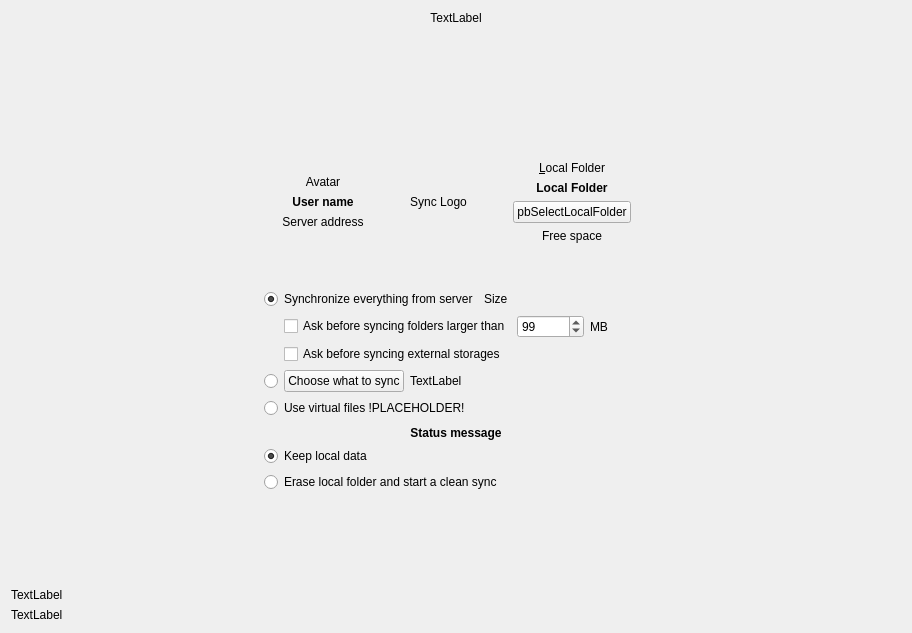
This is src/gui/wizard/owncloudadvancedsetuppage.ui in nextmcloud/desktop as Qt 5 draws it before an edit. The edited form follows.
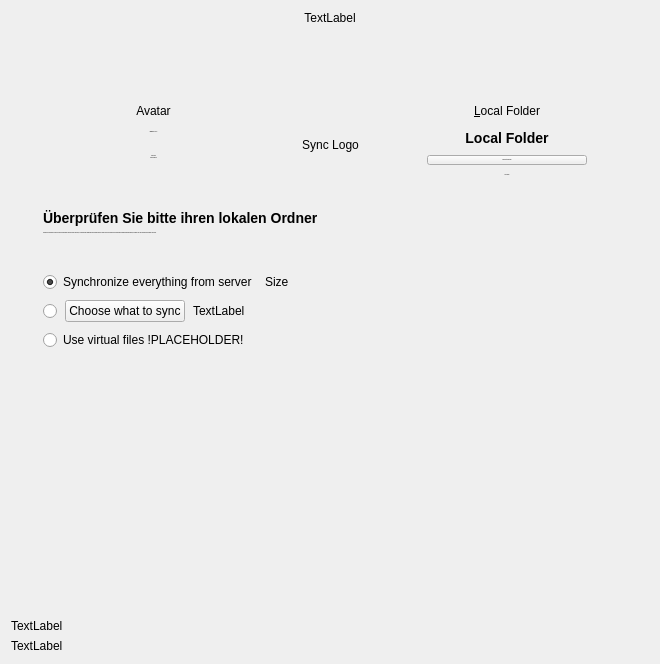
This is the edited form.

What changed in the file:
```diff
--- a/src/gui/wizard/owncloudadvancedsetuppage.ui
+++ b/src/gui/wizard/owncloudadvancedsetuppage.ui
@@ -6,8 +6,8 @@
    <rect>
     <x>0</x>
     <y>0</y>
-    <width>912</width>
-    <height>633</height>
+    <width>660</width>
+    <height>664</height>
    </rect>
   </property>
   <property name="sizePolicy">
@@ -19,7 +19,7 @@
   <property name="windowTitle">
    <string notr="true">Form</string>
   </property>
-  <layout class="QVBoxLayout" name="verticalLayout_4">
+  <layout class="QVBoxLayout" name="verticalLayout_6">
    <item>
     <widget class="QLabel" name="topLabel">
      <property name="sizePolicy">
@@ -48,7 +48,7 @@
       <enum>Qt::Vertical</enum>
      </property>
      <property name="sizeType">
-      <enum>QSizePolicy::Expanding</enum>
+      <enum>QSizePolicy::Preferred</enum>
      </property>
      <property name="sizeHint" stdset="0">
       <size>
@@ -59,42 +59,44 @@
     </spacer>
    </item>
    <item>
-    <layout class="QHBoxLayout" name="horizontalLayout_4">
-     <property name="topMargin">
-      <number>0</number>
-     </property>
-     <item>
-      <spacer name="horizontalSpacer_12">
-       <property name="orientation">
-        <enum>Qt::Horizontal</enum>
-       </property>
-       <property name="sizeHint" stdset="0">
-        <size>
-         <width>40</width>
-         <height>20</height>
-        </size>
-       </property>
-      </spacer>
-     </item>
+    <layout class="QVBoxLayout" name="verticalLayout_4">
      <item>
       <layout class="QHBoxLayout" name="horizontalLayout_3">
-       <property name="rightMargin">
-        <number>0</number>
-       </property>
+       <item>
+        <spacer name="horizontalSpacer_12">
+         <property name="orientation">
+          <enum>Qt::Horizontal</enum>
+         </property>
+         <property name="sizeType">
+          <enum>QSizePolicy::Preferred</enum>
+         </property>
+         <property name="sizeHint" stdset="0">
+          <size>
+           <width>32</width>
+           <height>20</height>
+          </size>
+         </property>
+        </spacer>
+       </item>
+       <item>
+        <layout class="QHBoxLayout" name="horizontalLayout_4">
        <item>
         <layout class="QVBoxLayout" name="verticalLayout_2">
+           <property name="spacing">
+            <number>0</number>
+           </property>
          <item>
           <spacer name="verticalSpacer_5">
            <property name="orientation">
             <enum>Qt::Vertical</enum>
            </property>
            <property name="sizeType">
-            <enum>QSizePolicy::Expanding</enum>
+              <enum>QSizePolicy::Preferred</enum>
            </property>
            <property name="sizeHint" stdset="0">
             <size>
              <width>20</width>
-             <height>40</height>
+               <height>60</height>
             </size>
            </property>
           </spacer>
@@ -109,29 +111,101 @@
            </property>
           </widget>
          </item>
+           <item>
+            <spacer name="verticalSpacer_10">
+             <property name="orientation">
+              <enum>Qt::Vertical</enum>
+             </property>
+             <property name="sizeType">
+              <enum>QSizePolicy::Fixed</enum>
+             </property>
+             <property name="sizeHint" stdset="0">
+              <size>
+               <width>20</width>
+               <height>8</height>
+              </size>
+             </property>
+            </spacer>
+           </item>
+           <item>
+            <widget class="QLabel" name="userNameLabel_2">
+             <property name="font">
+              <font>
+               <family>Segoe UI</family>
+               <pointsize>-1</pointsize>
+               <weight>50</weight>
+               <italic>false</italic>
+               <bold>false</bold>
+              </font>
+             </property>
+             <property name="styleSheet">
+              <string notr="true">font: 14px &quot;Segoe UI&quot;; color: #191919</string>
+             </property>
+             <property name="text">
+              <string>&lt;b&gt;Magenta&lt;/b&gt;CLOUD</string>
+             </property>
+             <property name="alignment">
+              <set>Qt::AlignCenter</set>
+             </property>
+            </widget>
+           </item>
+           <item>
+            <spacer name="verticalSpacer_9">
+             <property name="orientation">
+              <enum>Qt::Vertical</enum>
+             </property>
+             <property name="sizeType">
+              <enum>QSizePolicy::Fixed</enum>
+             </property>
+             <property name="sizeHint" stdset="0">
+              <size>
+               <width>20</width>
+               <height>8</height>
+              </size>
+             </property>
+            </spacer>
+           </item>
          <item>
           <widget class="QLabel" name="userNameLabel">
            <property name="font">
             <font>
-             <weight>75</weight>
-             <bold>true</bold>
-            </font>
-           </property>
+               <family>Segoe UI</family>
+               <pointsize>-1</pointsize>
+               <weight>50</weight>
+               <italic>false</italic>
+               <bold>false</bold>
+              </font>
+             </property>
+             <property name="styleSheet">
+              <string notr="true">font: 13px &quot;Segoe UI&quot;;</string>
+             </property>
            <property name="text">
             <string>User name</string>
            </property>
            <property name="alignment">
-            <set>Qt::AlignCenter</set>
+              <set>Qt::AlignBottom|Qt::AlignHCenter</set>
            </property>
           </widget>
          </item>
          <item>
           <widget class="QLabel" name="serverAddressLabel">
+             <property name="font">
+              <font>
+               <family>Segoe UI</family>
+               <pointsize>-1</pointsize>
+               <weight>50</weight>
+               <italic>false</italic>
+               <bold>false</bold>
+              </font>
+             </property>
+             <property name="styleSheet">
+              <string notr="true">font: 13px &quot;Segoe UI&quot;;</string>
+             </property>
            <property name="text">
             <string>Server address</string>
            </property>
            <property name="alignment">
-            <set>Qt::AlignCenter</set>
+              <set>Qt::AlignHCenter|Qt::AlignTop</set>
            </property>
           </widget>
          </item>
@@ -141,12 +215,12 @@
             <enum>Qt::Vertical</enum>
            </property>
            <property name="sizeType">
-            <enum>QSizePolicy::Expanding</enum>
+              <enum>QSizePolicy::Preferred</enum>
            </property>
            <property name="sizeHint" stdset="0">
             <size>
              <width>20</width>
-             <height>40</height>
+               <height>35</height>
             </size>
            </property>
           </spacer>
@@ -159,18 +233,42 @@
           <enum>Qt::Horizontal</enum>
          </property>
          <property name="sizeType">
-          <enum>QSizePolicy::Minimum</enum>
+            <enum>QSizePolicy::Fixed</enum>
          </property>
          <property name="sizeHint" stdset="0">
           <size>
-           <width>40</width>
+             <width>32</width>
            <height>20</height>
+            </size>
+           </property>
+          </spacer>
+         </item>
+         <item>
+          <layout class="QVBoxLayout" name="verticalLayout">
+           <item>
+            <spacer name="verticalSpacer_12">
+             <property name="orientation">
+              <enum>Qt::Vertical</enum>
+             </property>
+             <property name="sizeType">
+              <enum>QSizePolicy::Fixed</enum>
+             </property>
+             <property name="sizeHint" stdset="0">
+              <size>
+               <width>20</width>
+               <height>52</height>
           </size>
          </property>
         </spacer>
        </item>
        <item>
         <widget class="QLabel" name="syncLogoLabel">
+             <property name="sizePolicy">
+              <sizepolicy hsizetype="Fixed" vsizetype="Preferred">
+               <horstretch>0</horstretch>
+               <verstretch>0</verstretch>
+              </sizepolicy>
+             </property>
          <property name="text">
           <string>Sync Logo</string>
          </property>
@@ -180,16 +278,34 @@
         </widget>
        </item>
        <item>
+            <spacer name="verticalSpacer_7">
+             <property name="orientation">
+              <enum>Qt::Vertical</enum>
+             </property>
+             <property name="sizeType">
+              <enum>QSizePolicy::Fixed</enum>
+             </property>
+             <property name="sizeHint" stdset="0">
+              <size>
+               <width>20</width>
+               <height>10</height>
+              </size>
+             </property>
+            </spacer>
+           </item>
+          </layout>
+         </item>
+         <item>
         <spacer name="horizontalSpacer_6">
          <property name="orientation">
           <enum>Qt::Horizontal</enum>
          </property>
          <property name="sizeType">
-          <enum>QSizePolicy::Minimum</enum>
+            <enum>QSizePolicy::Fixed</enum>
          </property>
          <property name="sizeHint" stdset="0">
           <size>
-           <width>40</width>
+             <width>32</width>
            <height>20</height>
           </size>
          </property>
@@ -197,18 +313,21 @@
        </item>
        <item>
         <layout class="QVBoxLayout" name="verticalLayout_5">
+           <property name="spacing">
+            <number>4</number>
+           </property>
          <item>
           <spacer name="verticalSpacer_6">
            <property name="orientation">
             <enum>Qt::Vertical</enum>
            </property>
            <property name="sizeType">
-            <enum>QSizePolicy::Expanding</enum>
+              <enum>QSizePolicy::Preferred</enum>
            </property>
            <property name="sizeHint" stdset="0">
             <size>
              <width>20</width>
-             <height>40</height>
+               <height>60</height>
             </size>
            </property>
           </spacer>
@@ -232,16 +351,38 @@
            </property>
           </widget>
          </item>
+           <item>
+            <spacer name="verticalSpacer_11">
+             <property name="orientation">
+              <enum>Qt::Vertical</enum>
+             </property>
+             <property name="sizeType">
+              <enum>QSizePolicy::Fixed</enum>
+             </property>
+             <property name="sizeHint" stdset="0">
+              <size>
+               <width>20</width>
+               <height>8</height>
+              </size>
+             </property>
+            </spacer>
+           </item>
          <item>
           <widget class="QLabel" name="localFolderDescriptionLabel">
            <property name="font">
             <font>
-             <weight>75</weight>
-             <bold>true</bold>
-            </font>
-           </property>
+               <family>Segoe UI</family>
+               <pointsize>-1</pointsize>
+               <weight>50</weight>
+               <italic>false</italic>
+               <bold>false</bold>
+              </font>
+             </property>
+             <property name="styleSheet">
+              <string notr="true">font: 14px &quot;Segoe UI&quot;;</string>
+             </property>
            <property name="text">
-            <string>Local Folder</string>
+              <string>&lt;html&gt;&lt;head/&gt;&lt;body&gt;&lt;p&gt;&lt;b&gt;&lt;span style=&quot; font-size:14px;&quot;&gt;Local Folder&lt;/span&gt;&lt;/b&gt;&lt;/p&gt;&lt;/body&gt;&lt;/html&gt;</string>
            </property>
            <property name="alignment">
             <set>Qt::AlignCenter</set>
@@ -272,11 +413,29 @@
            <item>
             <widget class="QPushButton" name="pbSelectLocalFolder">
              <property name="sizePolicy">
-              <sizepolicy hsizetype="Minimum" vsizetype="Fixed">
+                <sizepolicy hsizetype="Fixed" vsizetype="Fixed">
                <horstretch>0</horstretch>
                <verstretch>0</verstretch>
               </sizepolicy>
              </property>
+               <property name="minimumSize">
+                <size>
+                 <width>160</width>
+                 <height>0</height>
+                </size>
+               </property>
+               <property name="font">
+                <font>
+                 <family>Segoe UI</family>
+                 <pointsize>-1</pointsize>
+                 <weight>50</weight>
+                 <italic>false</italic>
+                 <bold>false</bold>
+                </font>
+               </property>
+               <property name="styleSheet">
+                <string notr="true">font: 14px &quot;Segoe UI&quot;;</string>
+               </property>
              <property name="text">
               <string notr="true">pbSelectLocalFolder</string>
              </property>
@@ -314,6 +473,18 @@
              <verstretch>0</verstretch>
             </sizepolicy>
            </property>
+             <property name="font">
+              <font>
+               <family>Segoe UI</family>
+               <pointsize>-1</pointsize>
+               <weight>50</weight>
+               <italic>false</italic>
+               <bold>false</bold>
+              </font>
+             </property>
+             <property name="styleSheet">
+              <string notr="true">font: 13px &quot;Segoe UI&quot;;</string>
+             </property>
            <property name="text">
             <string notr="true">Free space</string>
            </property>
@@ -328,12 +499,12 @@
             <enum>Qt::Vertical</enum>
            </property>
            <property name="sizeType">
-            <enum>QSizePolicy::Expanding</enum>
+              <enum>QSizePolicy::Preferred</enum>
            </property>
            <property name="sizeHint" stdset="0">
             <size>
              <width>20</width>
-             <height>40</height>
+               <height>28</height>
             </size>
            </property>
           </spacer>
@@ -347,9 +518,12 @@
        <property name="orientation">
         <enum>Qt::Horizontal</enum>
        </property>
+         <property name="sizeType">
+          <enum>QSizePolicy::Preferred</enum>
+         </property>
        <property name="sizeHint" stdset="0">
         <size>
-         <width>40</width>
+           <width>32</width>
          <height>20</height>
         </size>
        </property>
@@ -359,30 +533,96 @@
    </item>
    <item>
     <layout class="QHBoxLayout" name="horizontalLayout_2">
-     <property name="sizeConstraint">
-      <enum>QLayout::SetMinimumSize</enum>
-     </property>
-     <property name="topMargin">
-      <number>0</number>
-     </property>
-     <property name="bottomMargin">
-      <number>0</number>
-     </property>
      <item>
       <spacer name="horizontalSpacer_14">
        <property name="orientation">
         <enum>Qt::Horizontal</enum>
        </property>
+         <property name="sizeType">
+          <enum>QSizePolicy::Fixed</enum>
+         </property>
        <property name="sizeHint" stdset="0">
         <size>
-         <width>40</width>
+           <width>32</width>
          <height>20</height>
+          </size>
+         </property>
+        </spacer>
+       </item>
+       <item>
+        <layout class="QVBoxLayout" name="verticalLayout_3">
+         <item>
+          <layout class="QHBoxLayout" name="lVirtualFileSync_2">
+           <item>
+            <widget class="QLabel" name="localFolderHead_5">
+             <property name="font">
+              <font>
+               <family>Segoe UI</family>
+               <pointsize>-1</pointsize>
+               <weight>9</weight>
+               <italic>false</italic>
+               <bold>false</bold>
+              </font>
+             </property>
+             <property name="styleSheet">
+              <string notr="true">font: 75 14px &quot;Segoe UI&quot;;</string>
+             </property>
+             <property name="text">
+              <string>&lt;html&gt;&lt;head/&gt;&lt;body&gt;&lt;p&gt;&lt;b&gt;&lt;span style=&quot; font-size:14px;&quot;&gt;Überprüfen Sie bitte ihren lokalen Ordner&lt;/span&gt;&lt;/b&gt;&lt;/p&gt;&lt;/body&gt;&lt;/html&gt;</string>
+             </property>
+             <property name="alignment">
+              <set>Qt::AlignLeading|Qt::AlignLeft|Qt::AlignVCenter</set>
+             </property>
+            </widget>
+           </item>
+          </layout>
+         </item>
+         <item>
+          <widget class="QLabel" name="localFolderHead_6">
+           <property name="font">
+            <font>
+             <family>Segoe UI</family>
+             <pointsize>-1</pointsize>
+             <weight>50</weight>
+             <italic>false</italic>
+             <bold>false</bold>
+            </font>
+           </property>
+           <property name="styleSheet">
+            <string notr="true">font: 13px &quot;Segoe UI&quot;;</string>
+           </property>
+           <property name="text">
+            <string>Aufgrund des Wechsels zu einem neuen Produkt können wir nicht sicher erkennen, wo Ihr bisheriger MagentaCLOUD gespeichert ist. Sollten Sie den Speicherort in der bisherigen Software angepasst haben, so wählen Sie den Speicherort bitte oben erneut aus.</string>
+           </property>
+           <property name="alignment">
+            <set>Qt::AlignLeading|Qt::AlignLeft|Qt::AlignVCenter</set>
+           </property>
+           <property name="wordWrap">
+            <bool>true</bool>
+           </property>
+          </widget>
+         </item>
+         <item>
+          <spacer name="verticalSpacer_8">
+           <property name="orientation">
+            <enum>Qt::Vertical</enum>
+           </property>
+           <property name="sizeType">
+            <enum>QSizePolicy::Fixed</enum>
+           </property>
+           <property name="sizeHint" stdset="0">
+            <size>
+             <width>20</width>
+             <height>32</height>
         </size>
        </property>
       </spacer>
      </item>
      <item>
       <layout class="QVBoxLayout" name="verticalLayout_7">
+           <property name="spacing">
+            <number>8</number>
+           </property>
        <property name="rightMargin">
         <number>0</number>
        </property>
@@ -404,6 +644,9 @@
            </property>
            <item>
             <widget class="QRadioButton" name="rSyncEverything">
+                 <property name="styleSheet">
+                  <string notr="true">font: 14px &quot;Segoe UI&quot;;</string>
+                 </property>
              <property name="text">
               <string>Synchronize everything from server</string>
              </property>
@@ -437,118 +680,6 @@
            </item>
           </layout>
          </item>
-         <item>
-          <layout class="QHBoxLayout" name="horizontalLayout_6">
-           <property name="topMargin">
-            <number>0</number>
-           </property>
-           <item>
-            <spacer name="horizontalSpacer_8">
-             <property name="orientation">
-              <enum>Qt::Horizontal</enum>
-             </property>
-             <property name="sizeType">
-              <enum>QSizePolicy::Minimum</enum>
-             </property>
-             <property name="sizeHint" stdset="0">
-              <size>
-               <width>20</width>
-               <height>20</height>
-              </size>
-             </property>
-            </spacer>
-           </item>
-           <item>
-            <widget class="QCheckBox" name="confCheckBoxSize">
-             <property name="text">
-              <string>Ask before syncing folders larger than</string>
-             </property>
-            </widget>
-           </item>
-           <item>
-            <widget class="QSpinBox" name="confSpinBox">
-             <property name="sizePolicy">
-              <sizepolicy hsizetype="Preferred" vsizetype="Fixed">
-               <horstretch>0</horstretch>
-               <verstretch>0</verstretch>
-              </sizepolicy>
-             </property>
-             <property name="focusPolicy">
-              <enum>Qt::StrongFocus</enum>
-             </property>
-             <property name="maximum">
-              <number>999999</number>
-             </property>
-             <property name="value">
-              <number>99</number>
-             </property>
-            </widget>
-           </item>
-           <item>
-            <widget class="QLabel" name="confTraillingSizeLabel">
-             <property name="text">
-              <string extracomment="Trailing part of &quot;Ask confirmation before syncing folder larger than&quot; ">MB</string>
-             </property>
-            </widget>
-           </item>
-           <item>
-            <spacer name="horizontalSpacer_7">
-             <property name="orientation">
-              <enum>Qt::Horizontal</enum>
-             </property>
-             <property name="sizeHint" stdset="0">
-              <size>
-               <width>40</width>
-               <height>20</height>
-              </size>
-             </property>
-            </spacer>
-           </item>
-          </layout>
-         </item>
-         <item>
-          <layout class="QHBoxLayout" name="horizontalLayout_8">
-           <property name="topMargin">
-            <number>0</number>
-           </property>
-           <item>
-            <spacer name="horizontalSpacer_9">
-             <property name="orientation">
-              <enum>Qt::Horizontal</enum>
-             </property>
-             <property name="sizeType">
-              <enum>QSizePolicy::Minimum</enum>
-             </property>
-             <property name="sizeHint" stdset="0">
-              <size>
-               <width>20</width>
-               <height>20</height>
-              </size>
-             </property>
-            </spacer>
-           </item>
-           <item>
-            <widget class="QCheckBox" name="confCheckBoxExternal">
-             <property name="text">
-              <string>Ask before syncing external storages</string>
-             </property>
-            </widget>
-           </item>
-           <item>
-            <spacer name="horizontalSpacer_10">
-             <property name="orientation">
-              <enum>Qt::Horizontal</enum>
-             </property>
-             <property name="sizeHint" stdset="0">
-              <size>
-               <width>40</width>
-               <height>20</height>
-              </size>
-             </property>
-            </spacer>
-           </item>
-          </layout>
-         </item>
          <item>
           <layout class="QHBoxLayout" name="horizontalLayout_10">
            <property name="topMargin">
@@ -572,6 +703,9 @@
            </item>
            <item>
             <widget class="QPushButton" name="bSelectiveSync">
+                 <property name="styleSheet">
+                  <string notr="true">font: 14px &quot;Segoe UI&quot;;</string>
+                 </property>
              <property name="text">
               <string>Choose what to sync</string>
              </property>
@@ -585,6 +719,9 @@
            </item>
            <item>
             <widget class="QLabel" name="lSelectiveSyncSizeLabel">
+                 <property name="styleSheet">
+                  <string notr="true">font: 14px &quot;Segoe UI&quot;;</string>
+                 </property>
              <property name="text">
               <string notr="true">TextLabel</string>
              </property>
@@ -618,6 +755,9 @@
                <verstretch>0</verstretch>
               </sizepolicy>
              </property>
+                 <property name="styleSheet">
+                  <string notr="true">font: 14px &quot;Segoe UI&quot;;</string>
+                 </property>
              <property name="text">
               <string notr="true">Use virtual files !PLACEHOLDER!</string>
              </property>
@@ -643,102 +783,7 @@
          </item>
         </layout>
        </item>
-       <item>
-        <widget class="QWidget" name="resolutionWidget" native="true">
-         <property name="sizePolicy">
-          <sizepolicy hsizetype="Minimum" vsizetype="Minimum">
-           <horstretch>0</horstretch>
-           <verstretch>0</verstretch>
-          </sizepolicy>
-         </property>
-         <layout class="QVBoxLayout" name="resolutionWidgetLayout" stretch="0,0,0">
-          <property name="spacing">
-           <number>6</number>
-          </property>
-          <property name="sizeConstraint">
-           <enum>QLayout::SetMinimumSize</enum>
-          </property>
-          <property name="leftMargin">
-           <number>0</number>
-          </property>
-          <property name="topMargin">
-           <number>2</number>
-          </property>
-          <property name="rightMargin">
-           <number>0</number>
-          </property>
-          <property name="bottomMargin">
-           <number>0</number>
-          </property>
-          <item>
-           <widget class="QLabel" name="syncModeLabel">
-            <property name="sizePolicy">
-             <sizepolicy hsizetype="Preferred" vsizetype="Fixed">
-              <horstretch>0</horstretch>
-              <verstretch>0</verstretch>
-             </sizepolicy>
-            </property>
-            <property name="font">
-             <font>
-              <pointsize>9</pointsize>
-              <weight>75</weight>
-              <bold>true</bold>
-             </font>
-            </property>
-            <property name="lineWidth">
-             <number>1</number>
-            </property>
-            <property name="text">
-             <string notr="true">Status message</string>
-            </property>
-            <property name="textFormat">
-             <enum>Qt::AutoText</enum>
-            </property>
-            <property name="alignment">
-             <set>Qt::AlignCenter</set>
-            </property>
-            <property name="wordWrap">
-             <bool>false</bool>
-            </property>
-           </widget>
-          </item>
-          <item>
-           <widget class="QRadioButton" name="rKeepLocal">
-            <property name="sizePolicy">
-             <sizepolicy hsizetype="Preferred" vsizetype="Fixed">
-              <horstretch>0</horstretch>
-              <verstretch>0</verstretch>
-             </sizepolicy>
-            </property>
-            <property name="text">
-             <string>Keep local data</string>
-            </property>
-            <property name="checked">
-             <bool>true</bool>
-            </property>
-           </widget>
-          </item>
-          <item>
-           <widget class="QRadioButton" name="cbSyncFromScratch">
-            <property name="sizePolicy">
-             <sizepolicy hsizetype="Preferred" vsizetype="Fixed">
-              <horstretch>0</horstretch>
-              <verstretch>0</verstretch>
-             </sizepolicy>
-            </property>
-            <property name="toolTip">
-             <string>&lt;html&gt;&lt;head/&gt;&lt;body&gt;&lt;p&gt;If this box is checked, existing content in the local folder will be erased to start a clean sync from the server.&lt;/p&gt;&lt;p&gt;Do not check this if the local content should be uploaded to the servers folder.&lt;/p&gt;&lt;/body&gt;&lt;/html&gt;</string>
-            </property>
-            <property name="text">
-             <string>Erase local folder and start a clean sync</string>
-            </property>
-            <property name="checkable">
-             <bool>true</bool>
-            </property>
-           </widget>
-          </item>
-         </layout>
-        </widget>
+          </layout>
        </item>
       </layout>
      </item>
@@ -747,13 +792,18 @@
        <property name="orientation">
         <enum>Qt::Horizontal</enum>
        </property>
+         <property name="sizeType">
+          <enum>QSizePolicy::Fixed</enum>
+         </property>
        <property name="sizeHint" stdset="0">
         <size>
-         <width>40</width>
+           <width>32</width>
          <height>20</height>
         </size>
        </property>
       </spacer>
+       </item>
+      </layout>
      </item>
     </layout>
    </item>
```
Left out of the diff: 67 changed lines with no effect on the pictures. Lines whose indentation alone changed are shown as unchanged.
